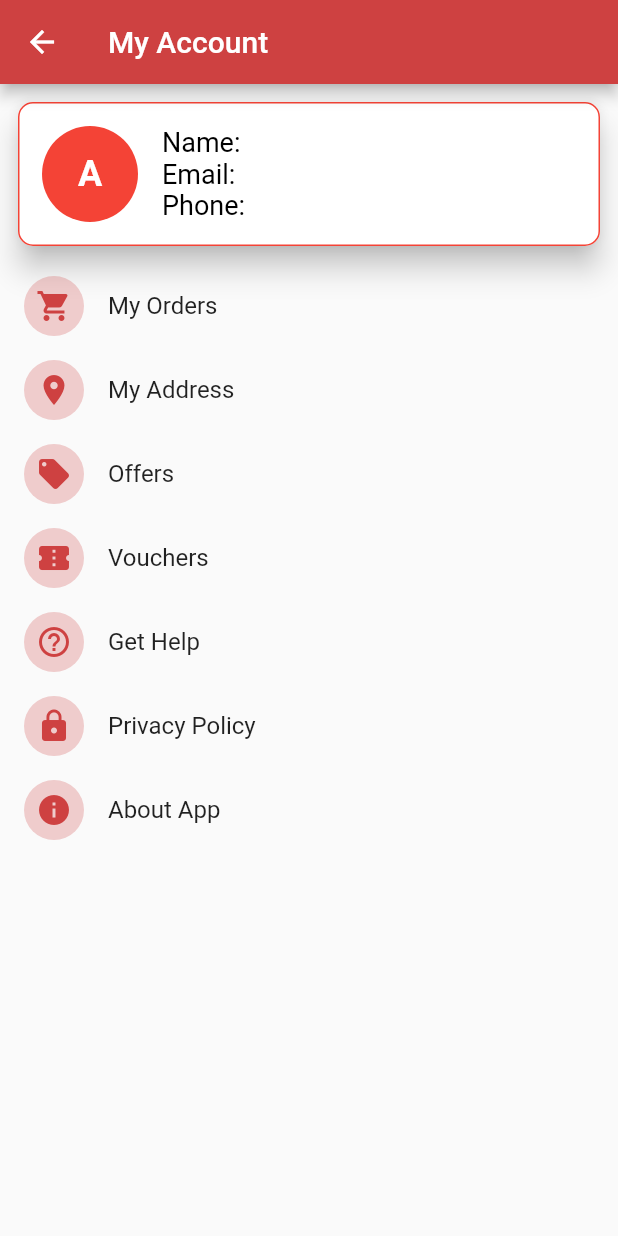
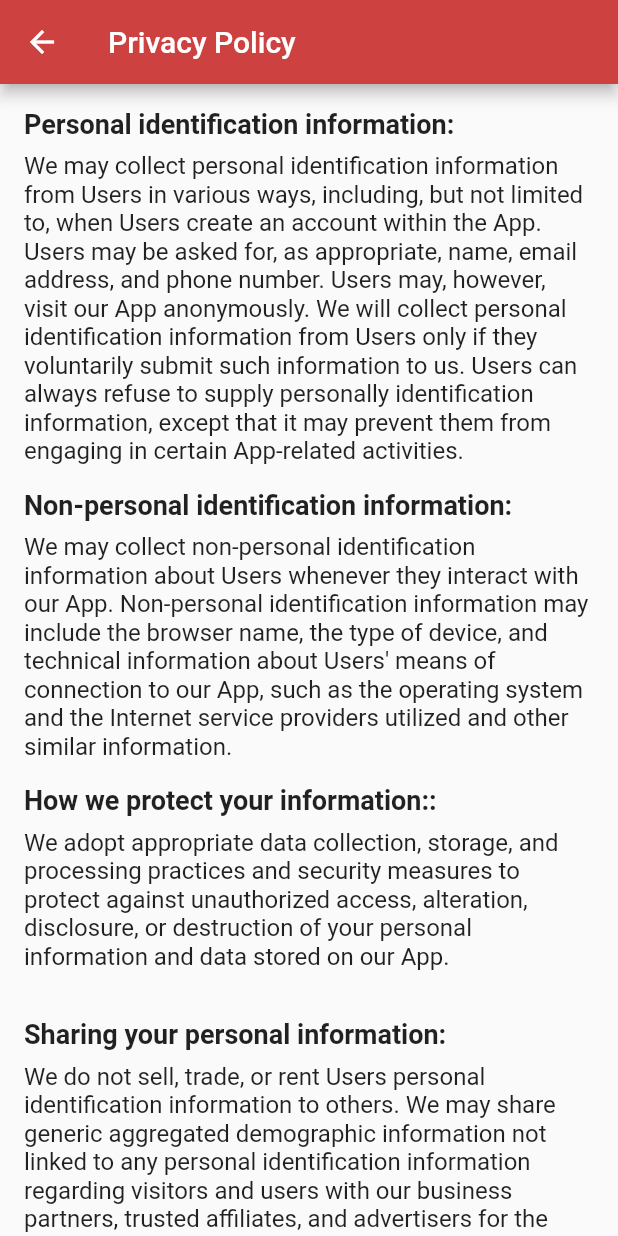
Before and after one commit to iamsj7/scoopup_userapp, a Flutter app: the AccountScreen screen opened directly, after a tap on "Privacy Policy", on a phone screen of 412 x 824 dp. Run offline on Flutter 3.47's test engine with Material 2 defaults, Android fonts, the phone set to English and light mode, and no system bars; our stand-ins replace carousel_slider, google_maps_flutter, shared_preferences; accounts and stored records are empty; network calls fail.

Commit message:
Omima changes new
Signed-off-by: mimo <omimaalfuliti@gmail.com>

```diff
--- a/lib/account_screen.dart
+++ b/lib/account_screen.dart
@@ -1,8 +1,11 @@
 import 'package:flutter/material.dart';
 import 'package:http/http.dart' as http;
+import 'package:scoopup_userapp/about.dart';
+import 'package:scoopup_userapp/gethelp.dart';
 import 'package:scoopup_userapp/myaddress_screen.dart';
 import 'package:scoopup_userapp/offers.dart';
 import 'package:scoopup_userapp/orders_screen.dart';
+import 'package:scoopup_userapp/privacypolicy.dart';
 import 'package:scoopup_userapp/vouchers.dart';
 import 'dart:convert';
 import 'package:shared_preferences/shared_preferences.dart';
@@ -123,7 +126,7 @@ class _AccountScreenState extends State<AccountScreen> {
                   _buildAccountListItem('My Address', Icons.location_on),
                   _buildAccountListItem('Offers', Icons.local_offer),
                   _buildAccountListItem('Vouchers', Icons.confirmation_number),
-                  _buildAccountListItem('Get Help', Icons.help_outline),
+                  _buildAccountListItem('Social Media', Icons.help_outline),
                   _buildAccountListItem('Privacy Policy', Icons.lock),
                   _buildAccountListItem('About App', Icons.info),
                 ],
@@ -171,6 +174,18 @@ class _AccountScreenState extends State<AccountScreen> {
           Navigator.push(context,
               MaterialPageRoute(builder: (context) => vouchers()));
         }
+          if (title == 'Social Media') {
+          Navigator.push(context,
+              MaterialPageRoute(builder: (context) => GetHelp()));
+        }
+          if (title == 'Privacy Policy') {
+          Navigator.push(context,
+              MaterialPageRoute(builder: (context) => PrivacyPolicyPage()));
+        }
+          if (title == 'About App') {
+          Navigator.push(context,
+              MaterialPageRoute(builder: (context) => AboutApp()));
+        }
 
         // Add more navigation logic for other items
       },
--- /dev/null
+++ b/lib/privacypolicy.dart
@@ -0,0 +1,78 @@
+import 'package:flutter/material.dart';
+
+class PrivacyPolicyPage extends StatelessWidget {
+  @override
+  Widget build(BuildContext context) {
+    return Scaffold(
+      appBar: AppBar(
+        title: Text('Privacy Policy'),
+        backgroundColor: Color(0xFFCE4141), // Brand color
+
+      ),
+      body: SingleChildScrollView(
+        padding: EdgeInsets.all(16.0),
+        child: Column(
+          crossAxisAlignment: CrossAxisAlignment.start,
+          children: [
+            Text(
+              'Personal identification information:',
+              style: TextStyle(fontWeight: FontWeight.bold, fontSize: 18.0),
+            ),
+            SizedBox(height: 8.0),
+            Text(
+              'We may collect personal identification information from Users in various ways, including, but not limited to, when Users create an account within the App. Users may be asked for, as appropriate, name, email address, and phone number. Users may, however, visit our App anonymously. We will collect personal identification information from Users only if they voluntarily submit such information to us. Users can always refuse to supply personally identification information, except that it may prevent them from engaging in certain App-related activities.',
+              style: TextStyle(fontSize: 16.0),
+            ),
+            SizedBox(height: 16.0),
+            Text(
+              'Non-personal identification information:',
+              style: TextStyle(fontWeight: FontWeight.bold, fontSize: 18.0),
+            ),
+            SizedBox(height: 8.0),
+            Text(
+              'We may collect non-personal identification information about Users whenever they interact with our App. Non-personal identification information may include the browser name, the type of device, and technical information about Users\' means of connection to our App, such as the operating system and the Internet service providers utilized and other similar information.',
+              style: TextStyle(fontSize: 16.0),
+            ),
+            // Add other sections similarly
+
+            SizedBox(height: 16.0),
+            Text(
+              'How we protect your information::',
+              style: TextStyle(fontWeight: FontWeight.bold, fontSize: 18.0),
+            ),
+            SizedBox(height: 8.0),
+            Text(
+              'We adopt appropriate data collection, storage, and processing practices and security measures to protect against unauthorized access, alteration, disclosure, or destruction of your personal information and data stored on our App.',
+              style: TextStyle(fontSize: 16.0),
+            ),
+            SizedBox(height: 16.0),
+
+             SizedBox(height: 16.0),
+            Text(
+              'Sharing your personal information:',
+              style: TextStyle(fontWeight: FontWeight.bold, fontSize: 18.0),
+            ),
+            SizedBox(height: 8.0),
+            Text(
+              'We do not sell, trade, or rent Users personal identification information to others. We may share generic aggregated demographic information not linked to any personal identification information regarding visitors and users with our business partners, trusted affiliates, and advertisers for the purposes outlined above.',
+              style: TextStyle(fontSize: 16.0),
+            ),
+            SizedBox(height: 16.0),
+
+             SizedBox(height: 16.0),
+            Text(
+              'Contacting us:',
+              style: TextStyle(fontWeight: FontWeight.bold, fontSize: 18.0),
+            ),
+            SizedBox(height: 8.0),
+            Text(
+              'If you have any questions about this Privacy Policy, the practices of this App, or your dealings with this App, please contact us at [your contact information].',
+              style: TextStyle(fontSize: 16.0),
+            ),
+            SizedBox(height: 16.0),
+          ],
+        ),
+      ),
+    );
+  }
+}
--- a/pubspec.yaml
+++ b/pubspec.yaml
@@ -41,6 +41,7 @@ dependencies:
   shared_preferences: ^2.2.2
   carousel_slider: ^4.2.1
   google_maps_flutter: ^2.5.0
+  url_launcher: ^6.0.9
 
 dev_dependencies:
   flutter_test:
```
Also changed, not shown: lib/about.dart (added, +66 -0 lines), lib/gethelp.dart (added, +66 -0 lines), images/insta.png (added), images/website.png (added), images/xlogo.png (added), pubspec.lock, 5 other files.
